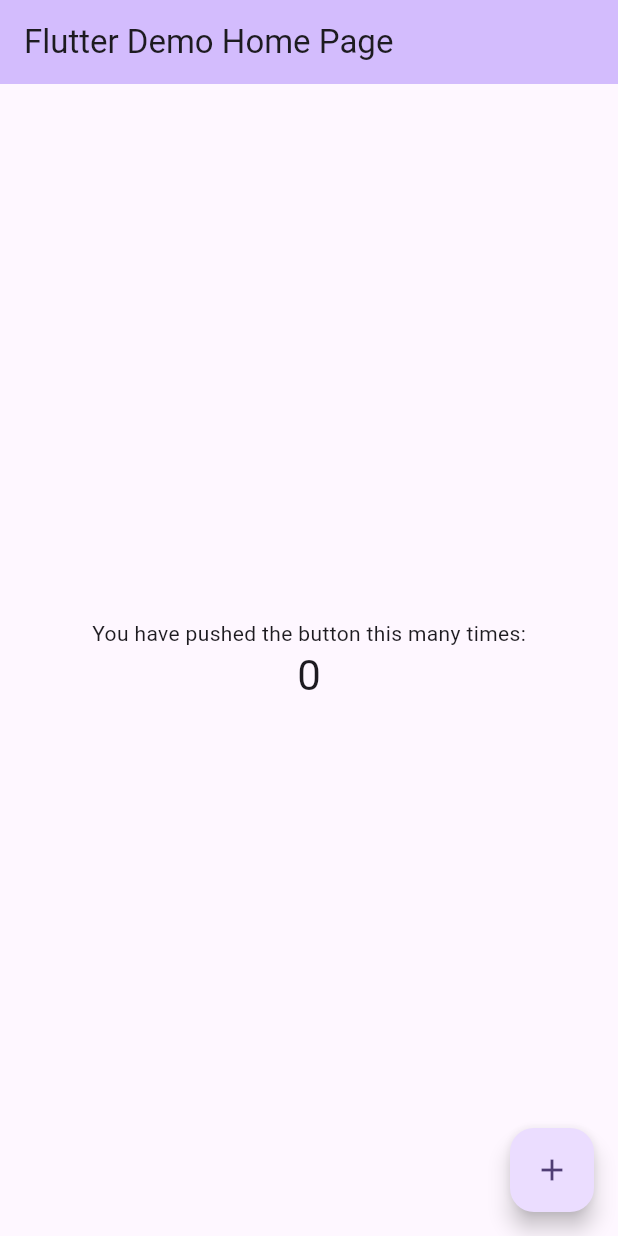
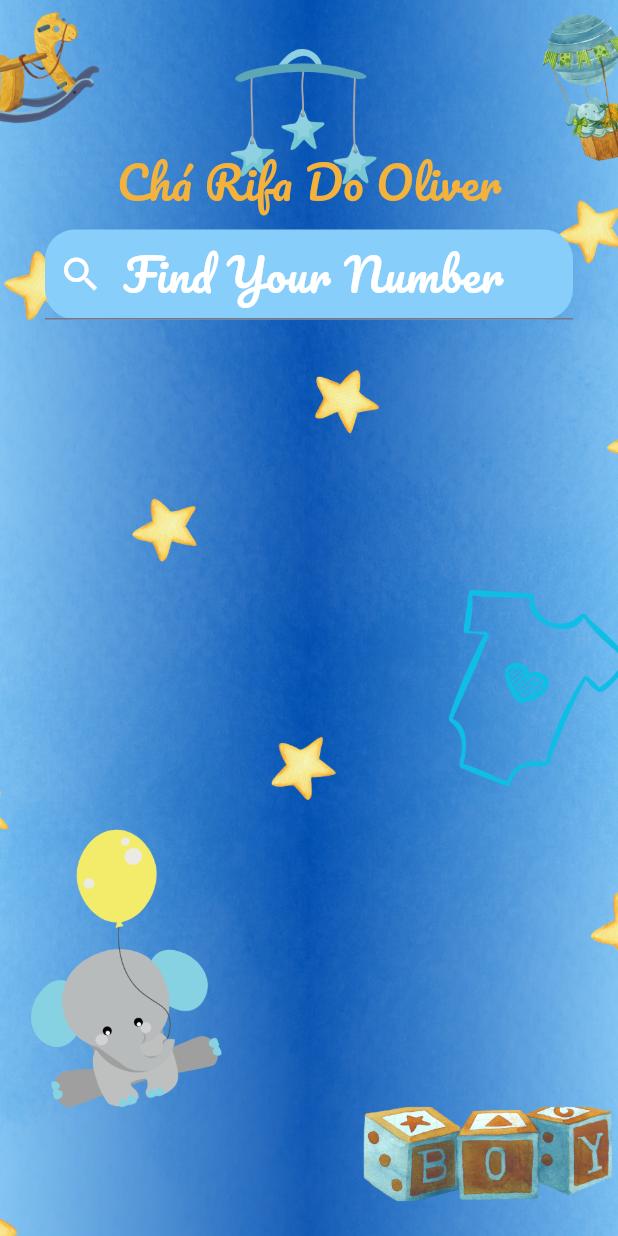
Before and after one commit to lucasvinicius360/cha-rifa, a Flutter app: the screen it shows after launch, on a phone screen of 412 x 824 dp. Run offline on Flutter 3.47's test engine with Material 3 defaults, Android fonts, the phone set to English and light mode, and no system bars; our stand-ins replace google_fonts; missing offline and left inert: flutter_gradient_colors.

Commit message:
first commit

```diff
--- a/analysis_options.yaml
+++ b/analysis_options.yaml
@@ -7,7 +7,7 @@
 
 # The following line activates a set of recommended lints for Flutter apps,
 # packages, and plugins designed to encourage good coding practices.
-include: package:flutter_lints/flutter.yaml
+# include: package:flutter_lints/flutter.yaml
 
 linter:
   # The lint rules applied to this project can be customized in the
--- a/lib/main.dart
+++ b/lib/main.dart
@@ -1,3 +1,4 @@
+import 'package:cha_rifa/screen/home/home_page.dart';
 import 'package:flutter/material.dart';
 
 void main() {
@@ -31,95 +32,95 @@ class MyApp extends StatelessWidget {
         colorScheme: ColorScheme.fromSeed(seedColor: Colors.deepPurple),
         useMaterial3: true,
       ),
-      home: const MyHomePage(title: 'Flutter Demo Home Page'),
+      home: const HomePage(),
     );
   }
 }
 
-class MyHomePage extends StatefulWidget {
-  const MyHomePage({super.key, required this.title});
+// class MyHomePage extends StatefulWidget {
+//   const MyHomePage({super.key, required this.title});
 
-  // This widget is the home page of your application. It is stateful, meaning
-  // that it has a State object (defined below) that contains fields that affect
-  // how it looks.
+//   // This widget is the home page of your application. It is stateful, meaning
+//   // that it has a State object (defined below) that contains fields that affect
+//   // how it looks.
 
-  // This class is the configuration for the state. It holds the values (in this
-  // case the title) provided by the parent (in this case the App widget) and
-  // used by the build method of the State. Fields in a Widget subclass are
-  // always marked "final".
+//   // This class is the configuration for the state. It holds the values (in this
+//   // case the title) provided by the parent (in this case the App widget) and
+//   // used by the build method of the State. Fields in a Widget subclass are
+//   // always marked "final".
 
-  final String title;
+//   final String title;
 
-  @override
-  State<MyHomePage> createState() => _MyHomePageState();
-}
+//   @override
+//   State<MyHomePage> createState() => _MyHomePageState();
+// }
 
-class _MyHomePageState extends State<MyHomePage> {
-  int _counter = 0;
+// class _MyHomePageState extends State<MyHomePage> {
+//   int _counter = 0;
 
-  void _incrementCounter() {
-    setState(() {
-      // This call to setState tells the Flutter framework that something has
-      // changed in this State, which causes it to rerun the build method below
-      // so that the display can reflect the updated values. If we changed
-      // _counter without calling setState(), then the build method would not be
-      // called again, and so nothing would appear to happen.
-      _counter++;
-    });
-  }
+//   void _incrementCounter() {
+//     setState(() {
+//       // This call to setState tells the Flutter framework that something has
+//       // changed in this State, which causes it to rerun the build method below
+//       // so that the display can reflect the updated values. If we changed
+//       // _counter without calling setState(), then the build method would not be
+//       // called again, and so nothing would appear to happen.
+//       _counter++;
+//     });
+//   }
 
-  @override
-  Widget build(BuildContext context) {
-    // This method is rerun every time setState is called, for instance as done
-    // by the _incrementCounter method above.
-    //
-    // The Flutter framework has been optimized to make rerunning build methods
-    // fast, so that you can just rebuild anything that needs updating rather
-    // than having to individually change instances of widgets.
-    return Scaffold(
-      appBar: AppBar(
-        // TRY THIS: Try changing the color here to a specific color (to
-        // Colors.amber, perhaps?) and trigger a hot reload to see the AppBar
-        // change color while the other colors stay the same.
-        backgroundColor: Theme.of(context).colorScheme.inversePrimary,
-        // Here we take the value from the MyHomePage object that was created by
-        // the App.build method, and use it to set our appbar title.
-        title: Text(widget.title),
-      ),
-      body: Center(
-        // Center is a layout widget. It takes a single child and positions it
-        // in the middle of the parent.
-        child: Column(
-          // Column is also a layout widget. It takes a list of children and
-          // arranges them vertically. By default, it sizes itself to fit its
-          // children horizontally, and tries to be as tall as its parent.
-          //
-          // Column has various properties to control how it sizes itself and
-          // how it positions its children. Here we use mainAxisAlignment to
-          // center the children vertically; the main axis here is the vertical
-          // axis because Columns are vertical (the cross axis would be
-          // horizontal).
-          //
-          // TRY THIS: Invoke "debug painting" (choose the "Toggle Debug Paint"
-          // action in the IDE, or press "p" in the console), to see the
-          // wireframe for each widget.
-          mainAxisAlignment: MainAxisAlignment.center,
-          children: <Widget>[
-            const Text(
-              'You have pushed the button this many times:',
-            ),
-            Text(
-              '$_counter',
-              style: Theme.of(context).textTheme.headlineMedium,
-            ),
-          ],
-        ),
-      ),
-      floatingActionButton: FloatingActionButton(
-        onPressed: _incrementCounter,
-        tooltip: 'Increment',
-        child: const Icon(Icons.add),
-      ), // This trailing comma makes auto-formatting nicer for build methods.
-    );
-  }
-}
+//   @override
+//   Widget build(BuildContext context) {
+//     // This method is rerun every time setState is called, for instance as done
+//     // by the _incrementCounter method above.
+//     //
+//     // The Flutter framework has been optimized to make rerunning build methods
+//     // fast, so that you can just rebuild anything that needs updating rather
+//     // than having to individually change instances of widgets.
+//     return Scaffold(
+//       appBar: AppBar(
+//         // TRY THIS: Try changing the color here to a specific color (to
+//         // Colors.amber, perhaps?) and trigger a hot reload to see the AppBar
+//         // change color while the other colors stay the same.
+//         backgroundColor: Theme.of(context).colorScheme.inversePrimary,
+//         // Here we take the value from the MyHomePage object that was created by
+//         // the App.build method, and use it to set our appbar title.
+//         title: Text(widget.title),
+//       ),
+//       body: Center(
+//         // Center is a layout widget. It takes a single child and positions it
+//         // in the middle of the parent.
+//         child: Column(
+//           // Column is also a layout widget. It takes a list of children and
+//           // arranges them vertically. By default, it sizes itself to fit its
+//           // children horizontally, and tries to be as tall as its parent.
+//           //
+//           // Column has various properties to control how it sizes itself and
+//           // how it positions its children. Here we use mainAxisAlignment to
+//           // center the children vertically; the main axis here is the vertical
+//           // axis because Columns are vertical (the cross axis would be
+//           // horizontal).
+//           //
+//           // TRY THIS: Invoke "debug painting" (choose the "Toggle Debug Paint"
+//           // action in the IDE, or press "p" in the console), to see the
+//           // wireframe for each widget.
+//           mainAxisAlignment: MainAxisAlignment.center,
+//           children: <Widget>[
+//             const Text(
+//               'You have pushed the button this many times:',
+//             ),
+//             Text(
+//               '$_counter',
+//               style: Theme.of(context).textTheme.headlineMedium,
+//             ),
+//           ],
+//         ),
+//       ),
+//       floatingActionButton: FloatingActionButton(
+//         onPressed: _incrementCounter,
+//         tooltip: 'Increment',
+//         child: const Icon(Icons.add),
+//       ), // This trailing comma makes auto-formatting nicer for build methods.
+//     );
+//   }
+// }
--- /dev/null
+++ b/lib/screen/home/home_page.dart
@@ -0,0 +1,90 @@
+import 'package:flutter/material.dart';
+import 'package:flutter_gradient_colors/flutter_gradient_colors.dart';
+import 'package:google_fonts/google_fonts.dart';
+
+class HomePage extends StatefulWidget {
+  const HomePage({super.key});
+
+  @override
+  State<HomePage> createState() => _HomePageState();
+}
+
+class _HomePageState extends State<HomePage> {
+  @override
+  Widget build(BuildContext context) {
+    return Scaffold(
+      // appBar: AppBar(
+      //     centerTitle: true,
+      //     title: Text(
+      //       'Cha Rifa Do Oliver',
+      //       style: GoogleFonts.pacifico(
+      //         fontWeight: FontWeight.w500,
+      //         fontSize: 30,
+      //         color: Color(0xFFF4B23C),
+      //       ),
+      //     ),
+      //     // backgroundColor: Color(0xFF87CEFA),
+      //     flexibleSpace: Container(
+      //       decoration: BoxDecoration(
+      //         image: DecorationImage(
+      //           image: AssetImage("assets/images/background_appBar.png"),
+      //           fit: BoxFit.cover,
+      //         ),
+      //       ),
+      //     )),
+      body: Material(
+          child: Container(
+            padding: EdgeInsets.only(top: 100, bottom: 40),
+            decoration: BoxDecoration(
+            // color: Colors.black,
+            // ignore: prefer_const_constructors
+            image: DecorationImage(
+                image: AssetImage("assets/images/background.png"),
+                fit: BoxFit.cover,
+                opacity: 1.6)),
+        child: SafeArea(
+          child: Padding(
+            padding: EdgeInsets.symmetric(horizontal: 15),
+            child: Column(children: [
+              Padding(
+                padding: EdgeInsets.symmetric(horizontal: 15),
+                child: Text(
+                  "Chá Rifa Do Oliver",
+                  style: GoogleFonts.pacifico(
+                    color: const Color(0xFFF4B23C),
+                    fontSize: 30,
+                    fontWeight: FontWeight.w500,
+                  ),
+                ),
+              ),
+              Container(
+                margin: EdgeInsets.symmetric(horizontal: 15, vertical: 10),
+                width: MediaQuery.of(context).size.width,
+                height: 60,
+                alignment: Alignment.center,
+                decoration: BoxDecoration(
+                    color: Color(0xFF87CEFA),
+                    borderRadius: BorderRadius.circular(20)),
+                child: TextFormField(
+                  decoration: InputDecoration(
+                    hintText: "Find Your Number",
+                    hintStyle: GoogleFonts.pacifico(
+                      color: Colors.white,
+                      fontSize: 30,
+                      fontWeight: FontWeight.w500,
+                    ),
+                    prefixIcon: Icon(
+                      Icons.search,
+                      size: 30,
+                      color: Colors.white,
+                    ),
+                  ),
+                ),
+              ),
+            ]),
+          ),
+        ),
+      )),
+    );
+  }
+}
```
Also changed, not shown: pubspec.yaml (+11 -2 lines), assets/images/background.png (added), assets/images/background_appBar.png (added), pubspec.lock.
